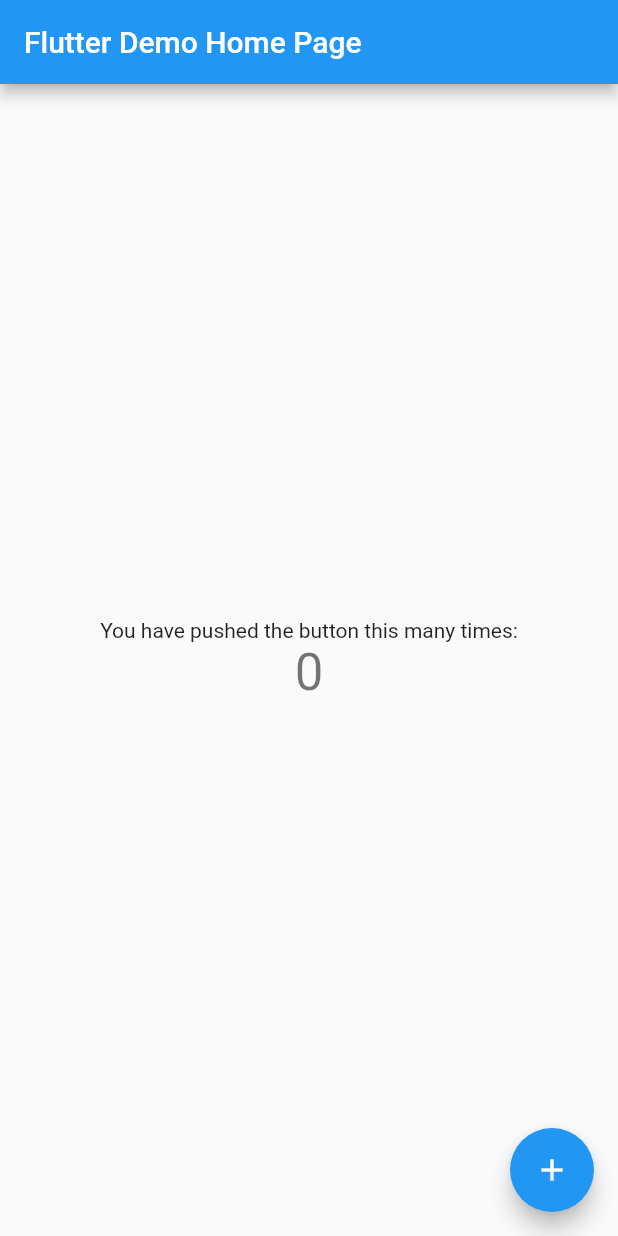
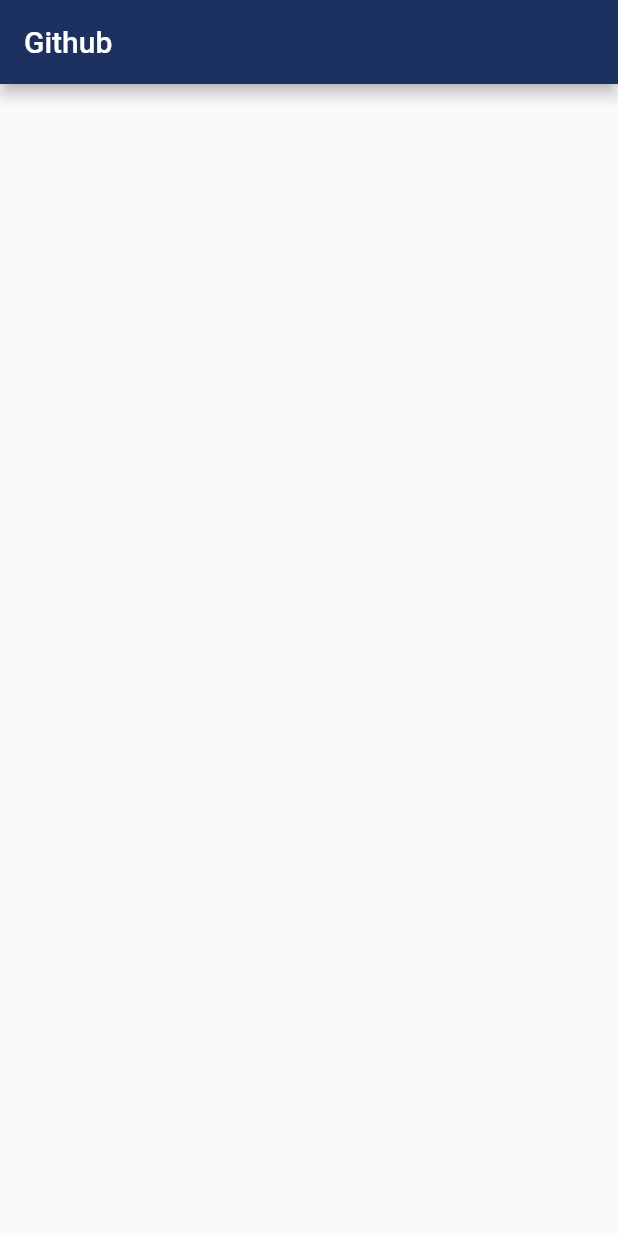
Before and after one commit to shakilhossain38/github, a Flutter app: the screen it shows after launch, on a phone screen of 412 x 824 dp. Run offline on Flutter 3.47's test engine with Material 2 defaults, Android fonts, the light colour scheme and no system bars; our stand-ins replace bot_toast, shared_preferences; network calls fail.

Commit message:
code structure

```diff
--- /dev/null
+++ b/lib/features/home_screen/view_model/url_view_model.dart
@@ -0,0 +1,29 @@
+import 'package:bot_toast/bot_toast.dart';
+import 'package:flutter/cupertino.dart';
+import 'package:flutter/material.dart';
+import 'package:provider/provider.dart';
+import 'package:shared_preferences/shared_preferences.dart';
+
+class GithubDataViewModel extends ChangeNotifier {
+  String? partialUrl;
+  static GithubDataViewModel read(BuildContext context) =>
+      context.read<GithubDataViewModel>();
+  static GithubDataViewModel watch(BuildContext context) =>
+      context.watch<GithubDataViewModel>();
+  Future<String?> getPartialUrl() async {
+    SharedPreferences prefs = await SharedPreferences.getInstance();
+    var partialUrl = prefs.getString('partialUrl') ?? "";
+    debugPrint("partialUrlFromGet: $partialUrl");
+    this.partialUrl = partialUrl;
+    notifyListeners();
+    return partialUrl;
+  }
+
+  setPartialUrl(String partialUrl) async {
+    SharedPreferences prefs = await SharedPreferences.getInstance();
+    debugPrint('partialUrlSet $partialUrl');
+    prefs.setString("partialUrl", partialUrl);
+    this.partialUrl = partialUrl;
+    notifyListeners();
+  }
+}
--- /dev/null
+++ b/lib/features/home_screen/views/home_screen.dart
@@ -0,0 +1,36 @@
+import 'package:flutter/cupertino.dart';
+import 'package:flutter/material.dart';
+import 'package:github_repositories_list/main_app/utils/api_client.dart';
+
+import '../view_model/url_view_model.dart';
+
+class HomeScreen extends StatefulWidget {
+  const HomeScreen({Key? key}) : super(key: key);
+
+  @override
+  State<HomeScreen> createState() => _HomeScreenState();
+}
+
+class _HomeScreenState extends State<HomeScreen> {
+  @override
+  void initState() {
+    var vm = GithubDataViewModel.read(context);
+
+    Future.delayed(Duration.zero, () async {
+      await vm.getPartialUrl();
+      var response = await ApiClient()
+          .getRequest("&per_page=10&page=1&sort=updated&order=desc");
+      print("api_call ${response.body}");
+    });
+    super.initState();
+  }
+
+  @override
+  Widget build(BuildContext context) {
+    return Scaffold(
+      appBar: AppBar(
+        title: Text("Github"),
+      ),
+    );
+  }
+}
--- a/lib/main.dart
+++ b/lib/main.dart
@@ -1,115 +1,6 @@
 import 'package:flutter/material.dart';
+import 'package:github_repositories_list/root.dart';
 
 void main() {
-  runApp(const MyApp());
+  runApp(const Root());
 }
-
-class MyApp extends StatelessWidget {
-  const MyApp({Key? key}) : super(key: key);
-
-  // This widget is the root of your application.
-  @override
-  Widget build(BuildContext context) {
-    return MaterialApp(
-      title: 'Flutter Demo',
-      theme: ThemeData(
-        // This is the theme of your application.
-        //
-        // Try running your application with "flutter run". You'll see the
-        // application has a blue toolbar. Then, without quitting the app, try
-        // changing the primarySwatch below to Colors.green and then invoke
-        // "hot reload" (press "r" in the console where you ran "flutter run",
-        // or simply save your changes to "hot reload" in a Flutter IDE).
-        // Notice that the counter didn't reset back to zero; the application
-        // is not restarted.
-        primarySwatch: Colors.blue,
-      ),
-      home: const MyHomePage(title: 'Flutter Demo Home Page'),
-    );
-  }
-}
-
-class MyHomePage extends StatefulWidget {
-  const MyHomePage({Key? key, required this.title}) : super(key: key);
-
-  // This widget is the home page of your application. It is stateful, meaning
-  // that it has a State object (defined below) that contains fields that affect
-  // how it looks.
-
-  // This class is the configuration for the state. It holds the values (in this
-  // case the title) provided by the parent (in this case the App widget) and
-  // used by the build method of the State. Fields in a Widget subclass are
-  // always marked "final".
-
-  final String title;
-
-  @override
-  State<MyHomePage> createState() => _MyHomePageState();
-}
-
-class _MyHomePageState extends State<MyHomePage> {
-  int _counter = 0;
-
-  void _incrementCounter() {
-    setState(() {
-      // This call to setState tells the Flutter framework that something has
-      // changed in this State, which causes it to rerun the build method below
-      // so that the display can reflect the updated values. If we changed
-      // _counter without calling setState(), then the build method would not be
-      // called again, and so nothing would appear to happen.
-      _counter++;
-    });
-  }
-
-  @override
-  Widget build(BuildContext context) {
-    // This method is rerun every time setState is called, for instance as done
-    // by the _incrementCounter method above.
-    //
-    // The Flutter framework has been optimized to make rerunning build methods
-    // fast, so that you can just rebuild anything that needs updating rather
-    // than having to individually change instances of widgets.
-    return Scaffold(
-      appBar: AppBar(
-        // Here we take the value from the MyHomePage object that was created by
-        // the App.build method, and use it to set our appbar title.
-        title: Text(widget.title),
-      ),
-      body: Center(
-        // Center is a layout widget. It takes a single child and positions it
-        // in the middle of the parent.
-        child: Column(
-          // Column is also a layout widget. It takes a list of children and
-          // arranges them vertically. By default, it sizes itself to fit its
-          // children horizontally, and tries to be as tall as its parent.
-          //
-          // Invoke "debug painting" (press "p" in the console, choose the
-          // "Toggle Debug Paint" action from the Flutter Inspector in Android
-          // Studio, or the "Toggle Debug Paint" command in Visual Studio Code)
-          // to see the wireframe for each widget.
-          //
-          // Column has various properties to control how it sizes itself and
-          // how it positions its children. Here we use mainAxisAlignment to
-          // center the children vertically; the main axis here is the vertical
-          // axis because Columns are vertical (the cross axis would be
-          // horizontal).
-          mainAxisAlignment: MainAxisAlignment.center,
-          children: <Widget>[
-            const Text(
-              'You have pushed the button this many times:',
-            ),
-            Text(
-              '$_counter',
-              style: Theme.of(context).textTheme.headline4,
-            ),
-          ],
-        ),
-      ),
-      floatingActionButton: FloatingActionButton(
-        onPressed: _incrementCounter,
-        tooltip: 'Increment',
-        child: const Icon(Icons.add),
-      ), // This trailing comma makes auto-formatting nicer for build methods.
-    );
-  }
-}
--- /dev/null
+++ b/lib/main_app/failure/failure.dart
@@ -0,0 +1,4 @@
+
+abstract class Failure with Exception{
+
+}
--- /dev/null
+++ b/lib/main_app/resource/colors.dart
@@ -0,0 +1,31 @@
+import 'package:flutter/material.dart';
+
+class AppTheme {
+  static Color primaryColor = const Color(0xff1D3160);
+  static const MaterialColor primarySwatchColor = MaterialColor(
+    0xff1D3160,
+    <int, Color>{
+      50: Color(0xff1D3160),
+      100: Color(0xff1D3160),
+      200: Color(0xff1D3160),
+      300: Color(0xff1D3160),
+      400: Color(0xff1D3160),
+      500: Color(0xff1D3160),
+      600: Color(0xff1D3160),
+      700: Color(0xff1D3160),
+      800: Color(0xff1D3160),
+      900: Color(0xff1D3160),
+    },
+  );
+  static const Color primaryColorConst = Color(0xff1D3160);
+  static final ThemeData primaryTheme = ThemeData(
+    brightness: Brightness.light,
+    primaryColor: primaryColor,
+    textTheme: const TextTheme(
+        bodyText2: TextStyle(
+      color: Colors.black,
+    )),
+    primarySwatch: primarySwatchColor,
+    unselectedWidgetColor: const Color(0xff8592E5),
+  );
+}
--- /dev/null
+++ b/lib/main_app/resource/urls.dart
@@ -0,0 +1,7 @@
+class Urls {
+  static String get baseUrl =>
+      // FlavorConfig.isProduction()
+      //   "https://programming.flaxsoft.com";
+
+      "https://api.github.com/search/repositories?q=flutter&per_page=10&page=50";
+}
--- /dev/null
+++ b/lib/main_app/utils/api_client.dart
@@ -0,0 +1,33 @@
+import 'package:http/http.dart' as http;
+
+import '../resource/urls.dart';
+
+enum ApiUrlType {
+  login,
+  signUp,
+}
+
+class ApiClient {
+  http.Client httClient = http.Client();
+
+  Future<http.Response> getRequest(String url, {bool isPublic = false}) async {
+    var completeUrl = _buildUrl(url);
+    var headers = await _getHeaders();
+    return isPublic
+        ? httClient.get(Uri.parse(completeUrl))
+        : httClient.get(Uri.parse(completeUrl), headers: headers);
+  }
+
+  Future<Map<String, String>> _getHeaders() async {
+    Map<String, String> headers = {
+      'Content-Type': 'application/json',
+      'Accept': 'application/json',
+    };
+    return headers;
+  }
+
+  _buildUrl(String partialUrl) {
+    String baseUrl = Urls.baseUrl;
+    return baseUrl + partialUrl;
+  }
+}
--- /dev/null
+++ b/lib/root.dart
@@ -0,0 +1,32 @@
+import 'package:bot_toast/bot_toast.dart';
+import 'package:flutter/material.dart';
+import 'package:github_repositories_list/features/home_screen/views/home_screen.dart';
+import 'package:provider/provider.dart';
+
+import 'features/home_screen/view_model/url_view_model.dart';
+import 'main_app/app_navigator.dart';
+import 'main_app/resource/colors.dart';
+
+class Root extends StatelessWidget {
+  const Root({Key? key}) : super(key: key);
+
+  @override
+  Widget build(BuildContext context) {
+    var providers = [
+      ChangeNotifierProvider<GithubDataViewModel>(create: (context) => GithubDataViewModel()),
+    ];
+    return MultiProvider(
+      providers: providers,
+      child: MaterialApp(
+        title: "Github_Repos",
+        themeMode: ThemeMode.light,
+        theme: AppTheme.primaryTheme,
+        builder: BotToastInit(),
+        navigatorObservers: [BotToastNavigatorObserver()],
+        navigatorKey: appNavigator.navigatorKey,
+        debugShowCheckedModeBanner: false,
+        home: const HomeScreen(),
+      ),
+    );
+  }
+}
```
Also changed, not shown: lib/main_app/app_navigator.dart (added, +11 -0 lines), lib/main_app/failure/app_error.dart (added, +8 -0 lines), lib/main_app/failure/exceptions.dart (added, +12 -0 lines), lib/main_app/resource/string_resources.dart (added, +53 -0 lines), pubspec.yaml (+9 -0 lines), pubspec.lock, 2 other files.
